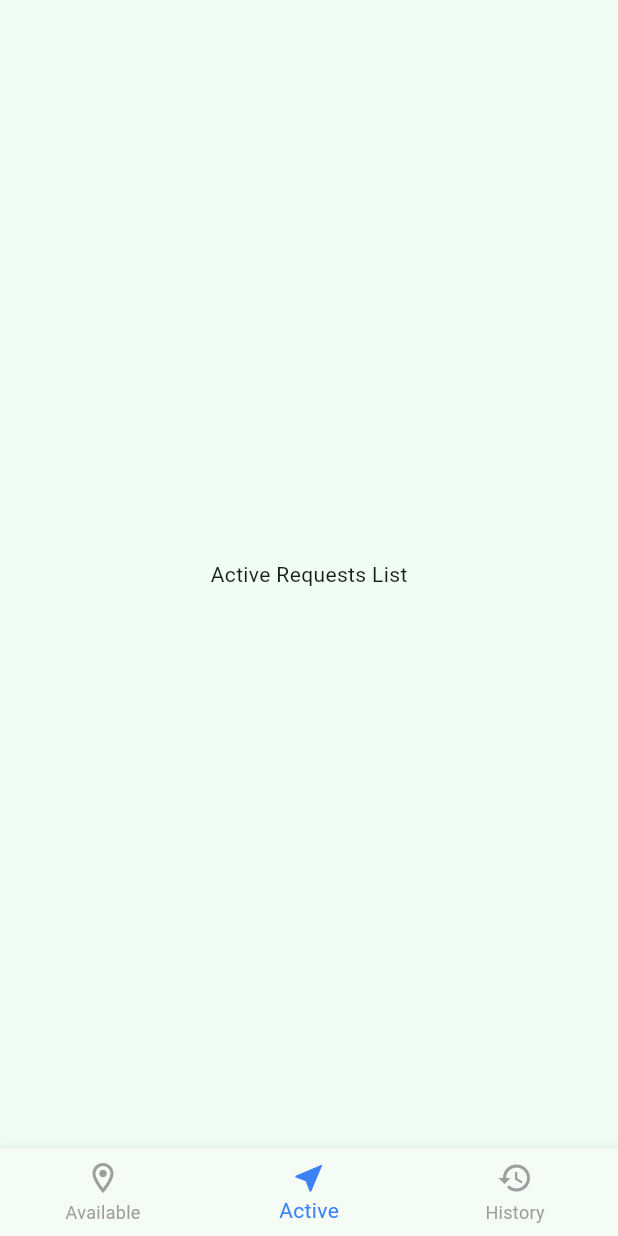
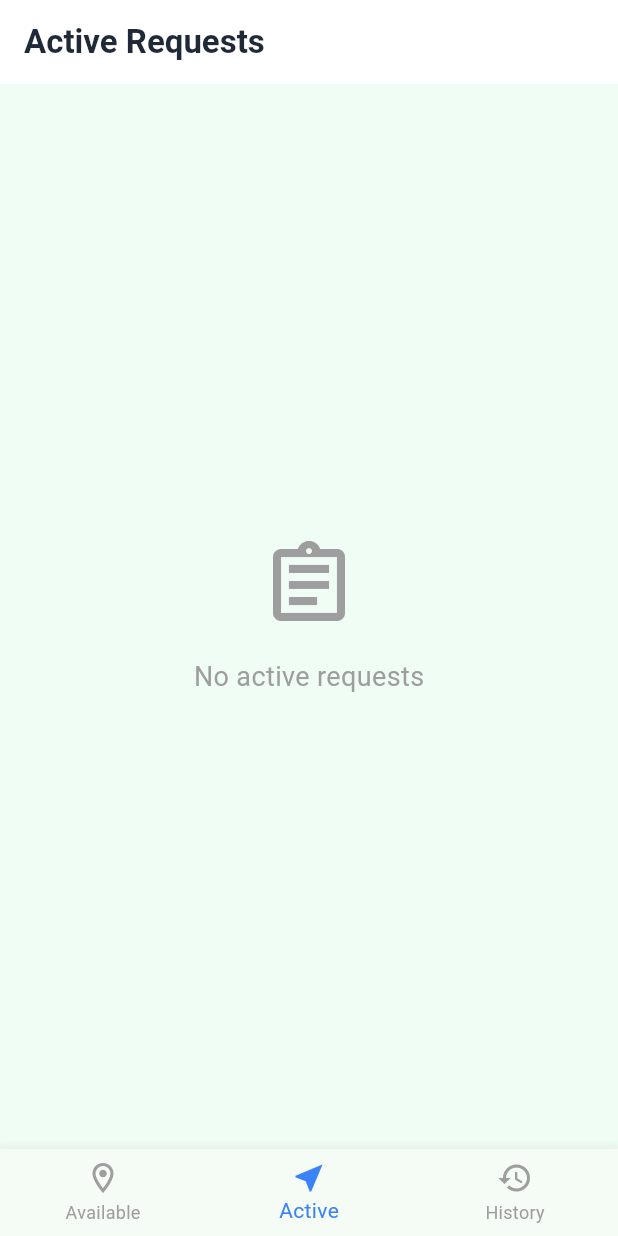
Before and after one commit to Niwarthana00/flooding-Relief-app, a Flutter app: the VolunteerDashboard screen opened directly, item 2 of the bottom bar chosen, on a phone screen of 412 x 824 dp. Run offline on Flutter 3.47's test engine with Material 3 defaults, Android fonts, the phone set to English and light mode, and no system bars; our stand-ins replace cloud_firestore, firebase_auth, firebase_core, firebase_messaging, firebase_storage, flutter_local_notifications and 7 more; accounts and stored records are empty; network calls fail.

Commit message:
volunteer dashboard  bug fix

```diff
--- a/lib/features/dashboard/screens/volunteer_dashboard.dart
+++ b/lib/features/dashboard/screens/volunteer_dashboard.dart
@@ -184,8 +184,8 @@ class _VolunteerDashboardState extends State<VolunteerDashboard> {
       body: _selectedIndex == 0
           ? _buildHomeTab()
           : _selectedIndex == 1
-          ? const Center(child: Text("Active Requests List")) // Placeholder
-          : const Center(child: Text("History List")), // Placeholder
+          ? _buildActiveRequestsTab()
+          : _buildHistoryTab(),
       bottomNavigationBar: BottomNavigationBar(
         currentIndex: _selectedIndex,
         onTap: _onItemTapped,
@@ -614,6 +614,137 @@ class _VolunteerDashboardState extends State<VolunteerDashboard> {
           }, childCount: docs.length),
         );
       },
+    );
+  }
+
+  Widget _buildActiveRequestsTab() {
+    return Scaffold(
+      appBar: AppBar(
+        title: const Text(
+          'Active Requests',
+          style: TextStyle(
+            color: AppColors.textDark,
+            fontWeight: FontWeight.bold,
+          ),
+        ),
+        backgroundColor: Colors.white,
+        elevation: 0,
+        automaticallyImplyLeading: false,
+      ),
+      body: StreamBuilder<QuerySnapshot>(
+        stream: FirebaseFirestore.instance
+            .collection('requests')
+            .where('volunteerId', isEqualTo: currentUser?.uid)
+            .where('status', whereIn: ['assigned', 'arriving'])
+            .snapshots(),
+        builder: (context, snapshot) {
+          if (snapshot.hasError) {
+            return Center(child: Text("Error: ${snapshot.error}"));
+          }
+          if (snapshot.connectionState == ConnectionState.waiting) {
+            return const Center(child: CircularProgressIndicator());
+          }
+          if (!snapshot.hasData || snapshot.data!.docs.isEmpty) {
+            return const Center(
+              child: Column(
+                mainAxisAlignment: MainAxisAlignment.center,
+                children: [
+                  Icon(Icons.assignment_outlined, size: 64, color: Colors.grey),
+                  SizedBox(height: 16),
+                  Text(
+                    "No active requests",
+                    style: TextStyle(fontSize: 18, color: Colors.grey),
+                  ),
+                ],
+              ),
+            );
+          }
+
+          final docs = snapshot.data!.docs;
+          return ListView.builder(
+            padding: const EdgeInsets.all(16),
+            itemCount: docs.length,
+            itemBuilder: (context, index) {
+              final doc = docs[index];
+              final data = doc.data() as Map<String, dynamic>;
+              return Padding(
+                padding: const EdgeInsets.only(bottom: 16.0),
+                child: _ActiveRequestCard(
+                  data: data,
+                  requestId: doc.id,
+                  currentPosition: _currentPosition,
+                ),
+              );
+            },
+          );
+        },
+      ),
+    );
+  }
+
+  Widget _buildHistoryTab() {
+    return Scaffold(
+      appBar: AppBar(
+        title: const Text(
+          'Request History',
+          style: TextStyle(
+            color: AppColors.textDark,
+            fontWeight: FontWeight.bold,
+          ),
+        ),
+        backgroundColor: Colors.white,
+        elevation: 0,
+        automaticallyImplyLeading: false,
+      ),
+      body: StreamBuilder<QuerySnapshot>(
+        stream: FirebaseFirestore.instance
+            .collection('requests')
+            .where('volunteerId', isEqualTo: currentUser?.uid)
+            .where('status', isEqualTo: 'completed')
+            .orderBy('createdAt', descending: true)
+            .snapshots(),
+        builder: (context, snapshot) {
+          if (snapshot.hasError) {
+            return Center(child: Text("Error: ${snapshot.error}"));
+          }
+          if (snapshot.connectionState == ConnectionState.waiting) {
+            return const Center(child: CircularProgressIndicator());
+          }
+          if (!snapshot.hasData || snapshot.data!.docs.isEmpty) {
+            return const Center(
+              child: Column(
+                mainAxisAlignment: MainAxisAlignment.center,
+                children: [
+                  Icon(Icons.history, size: 64, color: Colors.grey),
+                  SizedBox(height: 16),
+                  Text(
+                    "No completed requests yet",
+                    style: TextStyle(fontSize: 18, color: Colors.grey),
+                  ),
+                ],
+              ),
+            );
+          }
+
+          final docs = snapshot.data!.docs;
+          return ListView.builder(
+            padding: const EdgeInsets.all(16),
+            itemCount: docs.length,
+            itemBuilder: (context, index) {
+              final doc = docs[index];
+              final data = doc.data() as Map<String, dynamic>;
+              return Padding(
+                padding: const EdgeInsets.only(bottom: 16.0),
+                child: _AvailableRequestCard(
+                  data: data,
+                  requestId: doc.id,
+                  currentPosition: _currentPosition,
+                ),
+              );
+            },
+          );
+        },
+      ),
     );
   }
 }
```
